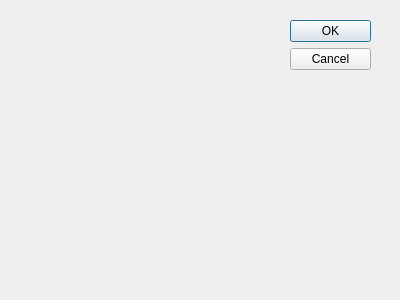
Qt form Dialogs/DisplayOptionsDialog.ui (atdyer/adcircSubdomainTool) before a commit.
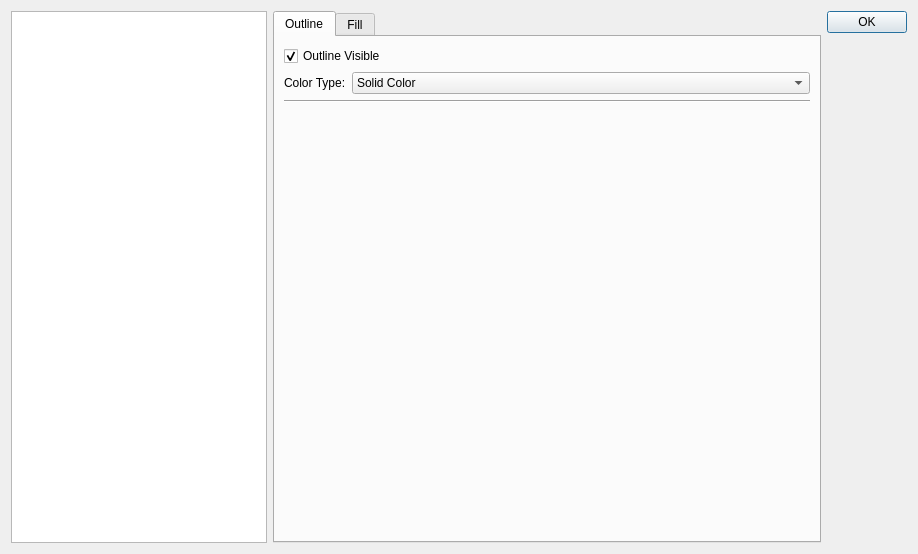
The same form after that commit.

Commit message: Started working on DisplayOptionsDialog

The edit to the form file:
```diff
--- a/Dialogs/DisplayOptionsDialog.ui
+++ b/Dialogs/DisplayOptionsDialog.ui
@@ -8,29 +8,114 @@
    <rect>
     <x>0</x>
     <y>0</y>
-    <width>400</width>
-    <height>300</height>
+    <width>918</width>
+    <height>554</height>
    </rect>
   </property>
   <property name="windowTitle">
    <string>Dialog</string>
   </property>
-  <widget name="buttonBox" class="QDialogButtonBox">
-   <property name="geometry">
-    <rect>
-     <x>290</x>
-     <y>20</y>
-     <width>81</width>
-     <height>241</height>
-    </rect>
-   </property>
-   <property name="orientation">
-    <enum>Qt::Vertical</enum>
-   </property>
-   <property name="standardButtons">
-    <set>QDialogButtonBox::Cancel|QDialogButtonBox::Ok</set>
-   </property>
-  </widget>
+  <layout class="QHBoxLayout" name="horizontalLayout">
+   <item>
+    <widget class="QListView" name="listView">
+     <property name="sizePolicy">
+      <sizepolicy hsizetype="Maximum" vsizetype="Expanding">
+       <horstretch>0</horstretch>
+       <verstretch>0</verstretch>
+      </sizepolicy>
+     </property>
+    </widget>
+   </item>
+   <item>
+    <widget class="QTabWidget" name="tabWidget">
+     <property name="sizePolicy">
+      <sizepolicy hsizetype="Preferred" vsizetype="Expanding">
+       <horstretch>0</horstretch>
+       <verstretch>0</verstretch>
+      </sizepolicy>
+     </property>
+     <property name="currentIndex">
+      <number>0</number>
+     </property>
+     <widget class="QWidget" name="outlineTab">
+      <attribute name="title">
+       <string>Outline</string>
+      </attribute>
+      <layout class="QVBoxLayout" name="verticalLayout">
+       <item>
+        <widget class="QCheckBox" name="outlineVisibleCheckBox">
+         <property name="text">
+          <string>Outline Visible</string>
+         </property>
+         <property name="checked">
+          <bool>true</bool>
+         </property>
+        </widget>
+       </item>
+       <item>
+        <layout class="QHBoxLayout" name="horizontalLayout_2">
+         <item>
+          <widget class="QLabel" name="label">
+           <property name="sizePolicy">
+            <sizepolicy hsizetype="Maximum" vsizetype="Preferred">
+             <horstretch>0</horstretch>
+             <verstretch>0</verstretch>
+            </sizepolicy>
+           </property>
+           <property name="text">
+            <string>Color Type:</string>
+           </property>
+          </widget>
+         </item>
+         <item>
+          <widget class="QComboBox" name="comboBox">
+           <item>
+            <property name="text">
+             <string>Solid Color</string>
+            </property>
+           </item>
+           <item>
+            <property name="text">
+             <string>Gradient</string>
+            </property>
+           </item>
+          </widget>
+         </item>
+        </layout>
+       </item>
+       <item>
+        <widget class="Line" name="line">
+         <property name="orientation">
+          <enum>Qt::Horizontal</enum>
+         </property>
+        </widget>
+       </item>
+       <item>
+        <widget class="QStackedWidget" name="stackedWidget">
+         <widget class="QWidget" name="page"/>
+         <widget class="QWidget" name="page_2"/>
+        </widget>
+       </item>
+      </layout>
+     </widget>
+     <widget class="QWidget" name="fillTab">
+      <attribute name="title">
+       <string>Fill</string>
+      </attribute>
+     </widget>
+    </widget>
+   </item>
+   <item>
+    <widget class="QDialogButtonBox" name="buttonBox">
+     <property name="orientation">
+      <enum>Qt::Vertical</enum>
+     </property>
+     <property name="standardButtons">
+      <set>QDialogButtonBox::Ok</set>
+     </property>
+    </widget>
+   </item>
+  </layout>
  </widget>
  <pixmapfunction/>
  <resources/>
```
Left out of the diff: 7 changed lines with no effect on the pictures.
